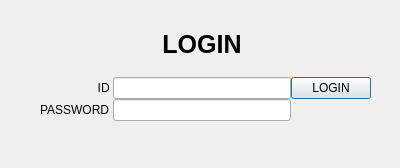
EunbinShin/final, file posenet_python/ui/login_ui.ui: the form before one commit.
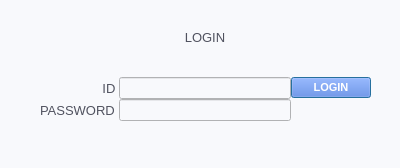
The form after the commit.

```diff
--- a/posenet_python/ui/login_ui.ui
+++ b/posenet_python/ui/login_ui.ui
@@ -13,6 +13,59 @@
   <property name="windowTitle">
    <string>Dialog</string>
   </property>
+  <property name="styleSheet">
+   <string notr="true">QWidget
+{
+	background-color: rgb(248, 249, 252);
+	color: #000000;
+
+}
+
+
+/*-----QLabel-----*/
+QLabel
+{
+	background-color: transparent;
+	color: rgb(80, 82, 95);
+	font-size: 13px;
+
+}
+
+
+/*-----QPushButton-----*/
+QPushButton
+{
+	background-color: rgb(80,120,222);
+	color: #fff;
+	font-size: 11px;
+	font-weight: bold;
+}
+
+QPushButton::hover
+{
+	background-color: #3457b3;
+
+}
+
+QPushButton::disabled
+{
+	background-color: #4d5770;
+
+}
+
+
+QPushButton::pressed
+{
+	background-color: #85a7ff;
+
+}
+
+
+
+
+
+</string>
+  </property>
   <widget class="QWidget" name="gridLayoutWidget">
    <property name="geometry">
     <rect>
@@ -50,9 +103,7 @@
      <widget class="QLabel" name="login">
       <property name="font">
        <font>
-        <pointsize>19</pointsize>
-        <weight>75</weight>
-        <bold>true</bold>
+        <pointsize>-1</pointsize>
        </font>
       </property>
       <property name="text">
```
Left out of the diff: 3 changed lines with no effect on the pictures.
